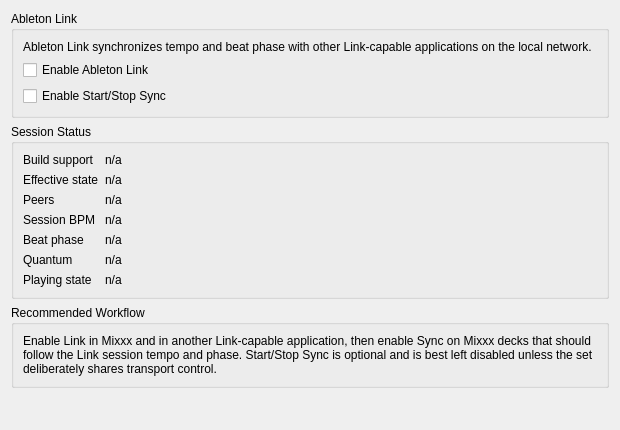
First picture: the form in src/preferences/dialog/dlgprefsyncdlg.ui, repository imgntn/mixxx, before the edit.
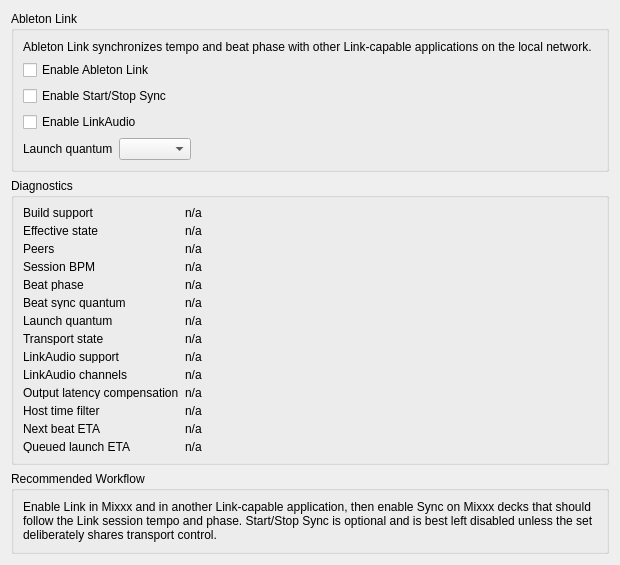
Second picture: the form after the edit.

Commit message:
Add Ableton Link diagnostics and LinkAudio support
Expand the Ableton Link integration with selectable launch quantum, Start/Stop Sync controls, quantized launch diagnostics, latency-compensated timing, and LinkAudio capability controls.

When built with Ableton Link 4.0 headers, publish Mixxx's final stereo main output as a LinkAudio sink named Mixxx Main while keeping older Link headers supported.

Polish the UI affordances and Sync preferences diagnostics, document Windows driver and validation notes, and add regression, chaos, and optional external-peer tests for Link behavior.

```diff
--- a/src/preferences/dialog/dlgprefsyncdlg.ui
+++ b/src/preferences/dialog/dlgprefsyncdlg.ui
@@ -50,13 +50,57 @@
         </property>
        </widget>
       </item>
+      <item>
+       <widget class="QCheckBox" name="CheckBoxLinkAudio">
+        <property name="toolTip">
+         <string>Enable Ableton LinkAudio channel discovery when this build includes Ableton Link 4.0 or newer.</string>
+        </property>
+        <property name="text">
+         <string>Enable LinkAudio</string>
+        </property>
+       </widget>
+      </item>
+      <item>
+       <layout class="QHBoxLayout" name="horizontalLayoutLaunchQuantum">
+        <item>
+         <widget class="QLabel" name="LabelLaunchQuantum">
+          <property name="text">
+           <string>Launch quantum</string>
+          </property>
+          <property name="buddy">
+           <cstring>ComboBoxLaunchQuantum</cstring>
+          </property>
+         </widget>
+        </item>
+        <item>
+         <widget class="QComboBox" name="ComboBoxLaunchQuantum">
+          <property name="toolTip">
+           <string>Choose the Link beat grid used by Quantized Launch. Beat starts on the next beat; larger values wait for the next matching Link quantum boundary.</string>
+          </property>
+         </widget>
+        </item>
+        <item>
+         <spacer name="horizontalSpacerLaunchQuantum">
+          <property name="orientation">
+           <enum>Qt::Horizontal</enum>
+          </property>
+          <property name="sizeHint" stdset="0">
+           <size>
+            <width>40</width>
+            <height>20</height>
+           </size>
+          </property>
+         </spacer>
+        </item>
+       </layout>
+      </item>
      </layout>
     </widget>
    </item>
    <item>
     <widget class="QGroupBox" name="GroupBoxStatus">
      <property name="title">
-      <string>Session Status</string>
+      <string>Diagnostics</string>
      </property>
      <layout class="QGridLayout" name="gridLayoutStatus">
       <item row="0" column="0">
@@ -132,7 +176,7 @@
       <item row="5" column="0">
        <widget class="QLabel" name="LabelQuantum">
         <property name="text">
-         <string>Quantum</string>
+         <string>Beat sync quantum</string>
         </property>
        </widget>
       </item>
@@ -144,20 +188,118 @@
        </widget>
       </item>
       <item row="6" column="0">
-       <widget class="QLabel" name="LabelPlaying">
+       <widget class="QLabel" name="LabelLaunchQuantumStatus">
         <property name="text">
-         <string>Playing state</string>
+         <string>Launch quantum</string>
         </property>
        </widget>
       </item>
       <item row="6" column="1">
+       <widget class="QLabel" name="LabelLaunchQuantumValue">
+        <property name="text">
+         <string notr="true">n/a</string>
+        </property>
+       </widget>
+      </item>
+      <item row="7" column="0">
+       <widget class="QLabel" name="LabelPlaying">
+        <property name="text">
+         <string>Transport state</string>
+        </property>
+       </widget>
+      </item>
+      <item row="7" column="1">
        <widget class="QLabel" name="LabelPlayingValue">
         <property name="text">
          <string notr="true">n/a</string>
         </property>
        </widget>
       </item>
-      <item row="0" column="2" rowspan="7">
+      <item row="8" column="0">
+       <widget class="QLabel" name="LabelLinkAudioAvailable">
+        <property name="text">
+         <string>LinkAudio support</string>
+        </property>
+       </widget>
+      </item>
+      <item row="8" column="1">
+       <widget class="QLabel" name="LabelLinkAudioAvailableValue">
+        <property name="text">
+         <string notr="true">n/a</string>
+        </property>
+       </widget>
+      </item>
+      <item row="9" column="0">
+       <widget class="QLabel" name="LabelLinkAudioChannels">
+        <property name="text">
+         <string>LinkAudio channels</string>
+        </property>
+       </widget>
+      </item>
+      <item row="9" column="1">
+       <widget class="QLabel" name="LabelLinkAudioChannelsValue">
+        <property name="text">
+         <string notr="true">n/a</string>
+        </property>
+       </widget>
+      </item>
+      <item row="10" column="0">
+       <widget class="QLabel" name="LabelOutputLatency">
+        <property name="text">
+         <string>Output latency compensation</string>
+        </property>
+       </widget>
+      </item>
+      <item row="10" column="1">
+       <widget class="QLabel" name="LabelOutputLatencyValue">
+        <property name="text">
+         <string notr="true">n/a</string>
+        </property>
+       </widget>
+      </item>
+      <item row="11" column="0">
+       <widget class="QLabel" name="LabelHostTimeFilter">
+        <property name="text">
+         <string>Host time filter</string>
+        </property>
+       </widget>
+      </item>
+      <item row="11" column="1">
+       <widget class="QLabel" name="LabelHostTimeFilterValue">
+        <property name="text">
+         <string notr="true">n/a</string>
+        </property>
+       </widget>
+      </item>
+      <item row="12" column="0">
+       <widget class="QLabel" name="LabelNextBeatEta">
+        <property name="text">
+         <string>Next beat ETA</string>
+        </property>
+       </widget>
+      </item>
+      <item row="12" column="1">
+       <widget class="QLabel" name="LabelNextBeatEtaValue">
+        <property name="text">
+         <string notr="true">n/a</string>
+        </property>
+       </widget>
+      </item>
+      <item row="13" column="0">
+       <widget class="QLabel" name="LabelQueuedLaunchEta">
+        <property name="text">
+         <string>Queued launch ETA</string>
+        </property>
+       </widget>
+      </item>
+      <item row="13" column="1">
+       <widget class="QLabel" name="LabelQueuedLaunchEtaValue">
+        <property name="text">
+         <string notr="true">n/a</string>
+        </property>
+       </widget>
+      </item>
+      <item row="0" column="2" rowspan="14">
        <spacer name="horizontalSpacerStatus">
         <property name="orientation">
          <enum>Qt::Horizontal</enum>
```
The commit also changes 21 other files.
